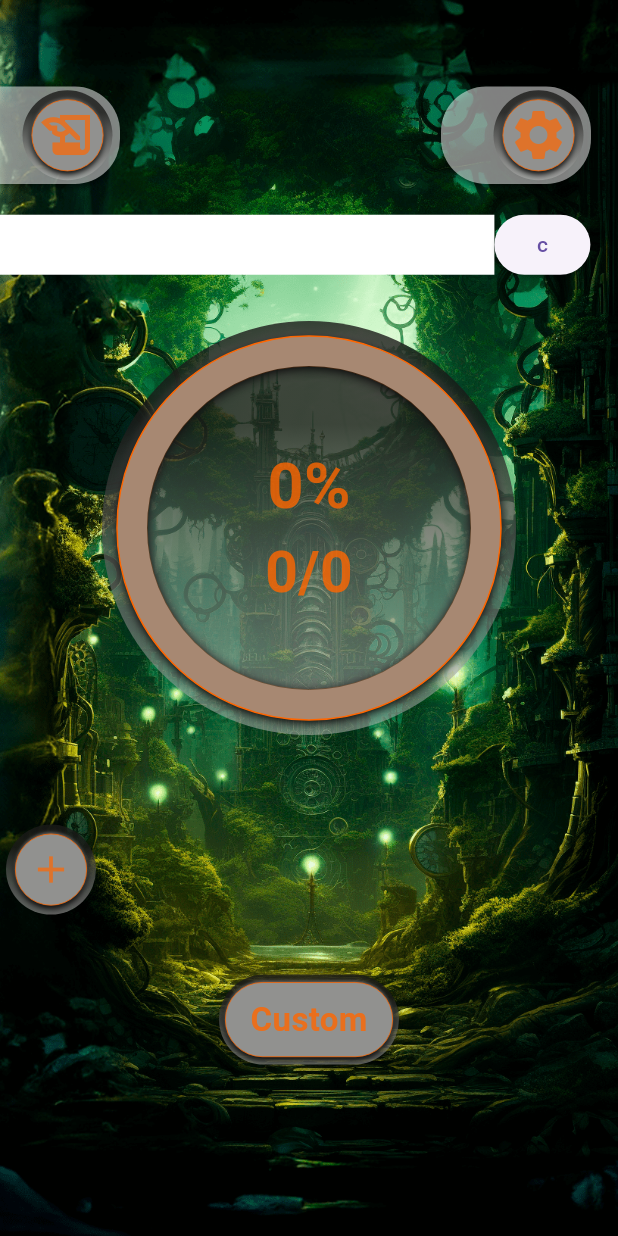
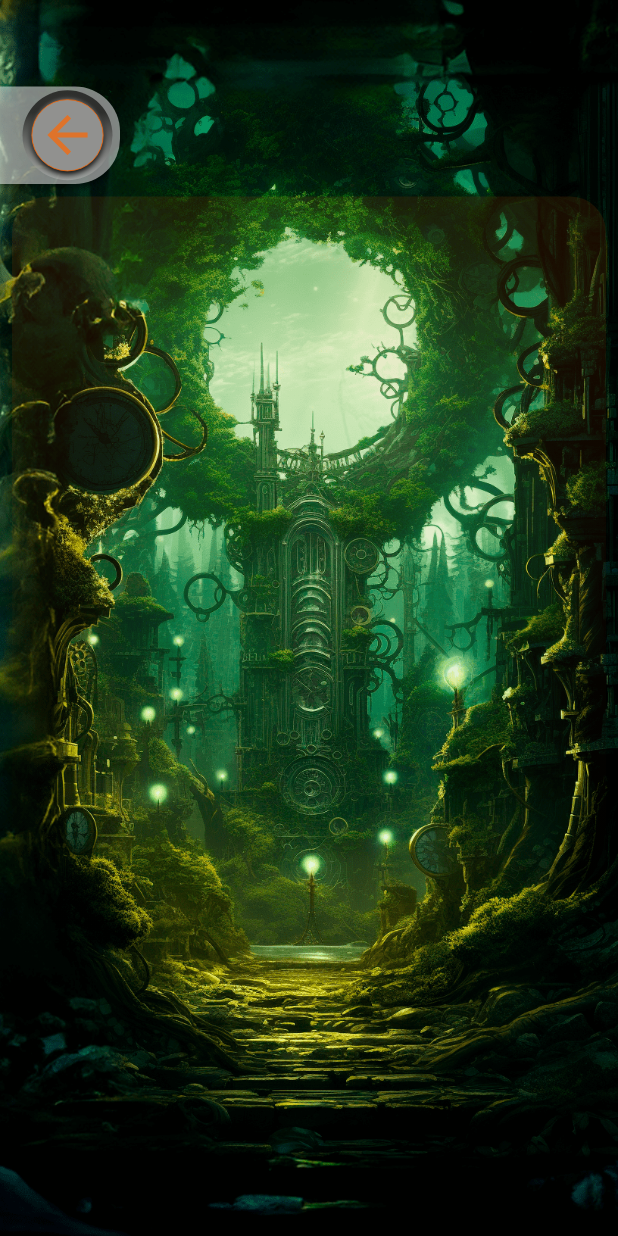
Before and after one commit to denissavishchev/today, a Flutter app: the WaterPage screen opened directly, after a tap on the "history edu" icon, on a phone screen of 412 x 824 dp. Run offline on Flutter 3.47's test engine with Material 3 defaults, Android fonts, the phone set to English and light mode, and no system bars; our stand-ins replace awesome_notifications, countup, hive, hive_flutter, percent_indicator; missing offline and left inert: flutter_ringtone_player, flutter_rounded_date_picker; accounts and stored records are empty.

Commit message:
water statistic page

```diff
--- a/lib/pages/add_dayly_page.dart
+++ b/lib/pages/add_dayly_page.dart
@@ -80,7 +80,7 @@ class AddDailyPage extends StatelessWidget {
                                   ),
                                 ),
                                 Stack(
-                                  alignment: Alignment.center,
+                      alignment: Alignment.center,
                                   children: [
                                     Container(
                                       width: 64,
--- a/lib/pages/daily_statistic_page.dart
+++ b/lib/pages/daily_statistic_page.dart
@@ -18,7 +18,8 @@ class DailyStatisticPage extends StatelessWidget {
     Size size = MediaQuery.of(context).size;
     return GestureDetector(
       onTap: () => FocusManager.instance.primaryFocus?.unfocus(),
-      child: Scaffold(body: Consumer<DailyProvider>(
+      child: Scaffold(
+          body: Consumer<DailyProvider>(
         builder: (context, data, _) {
           return ScrollConfiguration(
             behavior: const ScrollBehavior().copyWith(overscroll: false),
--- a/lib/pages/water_page.dart
+++ b/lib/pages/water_page.dart
@@ -2,6 +2,7 @@ import 'dart:ui';
 import 'package:flutter/material.dart';
 import 'package:hive_flutter/adapters.dart';
 import 'package:provider/provider.dart';
+import 'package:today/pages/water_statistic_page.dart';
 import 'package:today/providers/water_provider.dart';
 import '../constants.dart';
 import '../model/boxes.dart';
@@ -61,10 +62,10 @@ class WaterPage extends StatelessWidget {
                                 mainAxisAlignment: MainAxisAlignment.spaceBetween,
                                 children: [
                                   SideButtonWidget(
-                                    onTap: () {},
-                                    // Navigator.pushReplacement(context,
-                                    //     MaterialPageRoute(builder: (context) =>
-                                    //     const HabitStatisticPage())),
+                                    onTap: () =>
+                                    Navigator.pushReplacement(context,
+                                        MaterialPageRoute(builder: (context) =>
+                                        const WaterStatisticPage())),
                                     child: Icon(Icons.history_edu,
                                       color: kOrange.withOpacity(0.7),
                                       size: 40,),),
@@ -76,32 +77,6 @@ class WaterPage extends StatelessWidget {
                                 ],
                               ),
                               SizedBox(height: size.height * 0.02,),
-                              Row(
-                                children: [
-                                  Container(
-                                    color: Colors.white,
-                                    width: size.width * 0.8,
-                                    height: 40,
-                                    child: ListView.builder(
-                                      itemCount: daily.length,
-                                        itemBuilder: (context, index){
-                                          return Row(
-                                            mainAxisAlignment: MainAxisAlignment.spaceBetween,
-                                            children: [
-                                              Text('Day ${daily[index].dateMl}'),
-                                              Text('Portion ${daily[index].portionMl}'),
-                                              Text('Target ${daily[index].targetMl}'),
-                                              Text('${daily[index].percentMl}%'),
-                                            ],
-                                          );
-                                        }
-                                    ),
-                                  ),
-                                  ElevatedButton(
-                                      onPressed: () => Hive.box<WaterDailyModel>('water_daily').clear(),
-                                      child: const Text('c'))
-                                ],
-                              ),
                               SizedBox(
                                 width: size.width,
                                 height: size.height * 0.4,
--- /dev/null
+++ b/lib/pages/water_statistic_page.dart
@@ -0,0 +1,114 @@
+import 'dart:ui';
+import 'package:flutter/material.dart';
+import 'package:hive_flutter/adapters.dart';
+import 'package:provider/provider.dart';
+import '../constants.dart';
+import '../model/boxes.dart';
+import '../model/water_daily_model.dart';
+import '../providers/water_provider.dart';
+import '../widgets/bar_widget.dart';
+import '../widgets/side_button_widget.dart';
+import 'main_page.dart';
+
+class WaterStatisticPage extends StatelessWidget {
+  const WaterStatisticPage({Key? key}) : super(key: key);
+
+  @override
+  Widget build(BuildContext context) {
+    Size size = MediaQuery.of(context).size;
+    return GestureDetector(
+      onTap: () => FocusManager.instance.primaryFocus?.unfocus(),
+      child: Scaffold(
+          body: Consumer<WaterProvider>(
+            builder: (context, data, _) {
+              return ScrollConfiguration(
+                behavior: const ScrollBehavior().copyWith(overscroll: false),
+                child: SingleChildScrollView(
+                  child: Container(
+                    height: size.height,
+                    decoration: const BoxDecoration(
+                        image: DecorationImage(
+                            image: AssetImage('assets/images/bg04.png'),
+                            fit: BoxFit.cover)),
+                    child: BackdropFilter(
+                      filter: ImageFilter.blur(
+                        sigmaX: 0.1,
+                        sigmaY: 0.1,
+                      ),
+                      child: Padding(
+                          padding: EdgeInsets.only(top: size.height * 0.07),
+                          child: ValueListenableBuilder<Box<WaterDailyModel>>(
+                            valueListenable: Boxes.addWaterDailyToBase().listenable(),
+                            builder: (context, box, _){
+                              final water = box.values.toList().cast<WaterDailyModel>();
+                              water.sort((b, a) => a.dateMl.compareTo(b.dateMl));
+                              data.waterDaily = water;
+                              return Column(
+                                children: [
+                                  Row(
+                                    mainAxisAlignment: MainAxisAlignment.spaceBetween,
+                                    children: [
+                                      SideButtonWidget(
+                                        onTap: () {
+                                          activePage = 3;
+                                          mainPageController.initialPage = 3;
+                                          Navigator.push(
+                                              context,
+                                              MaterialPageRoute(
+                                                  builder: (context) =>
+                                                  const MainPage()));
+                                        },
+                                        child: Icon(
+                                          Icons.arrow_back,
+                                          color: kOrange.withOpacity(0.7),
+                                          size: 40,
+                                        ),
+                                      ),
+                                     const Spacer(),
+                                    ],
+                                  ),
+                                  SizedBox(
+                                    height: size.height * 0.01,
+                                  ),
+                                  Container(
+                                    clipBehavior: Clip.hardEdge,
+                                    margin: const EdgeInsets.symmetric(horizontal: 8),
+                                    height: size.height * 0.8,
+                                    decoration: BoxDecoration(
+                                      color: Colors.white,
+                                      borderRadius: const BorderRadius.all(Radius.circular(24)),
+                                      gradient: LinearGradient(
+                                          colors: [
+                                            kOrange.withOpacity(0.1),
+                                            Colors.transparent
+                                          ],
+                                          begin: Alignment.topCenter,
+                                          end: Alignment.bottomCenter,
+                                          stops: const [0.1, 0.8]
+                                      ),),
+                                    child: ScrollConfiguration(
+                                      behavior: const ScrollBehavior().copyWith(overscroll: false),
+                                      child: ListView.builder(
+                                          itemCount: water.length < 33 ? water.length : 33,
+                                          itemBuilder: (context, index) {
+                                            return BarWidget(
+                                              day: water[index].dateMl,
+                                              percent: water[index].percentMl,
+                                            );
+                                          }),
+                                    ),
+                                  ),
+                                ],
+                              );
+                            },
+                          )
+                      ),
+                    ),
+                  ),
+                ),
+              );
+            },
+          )),
+    );
+  }
+}
--- a/lib/providers/water_provider.dart
+++ b/lib/providers/water_provider.dart
@@ -17,6 +17,7 @@ class WaterProvider with ChangeNotifier {
   TimeOfDay initialWakeUpTime = const TimeOfDay(hour: 8, minute: 00);
   TimeOfDay initialBedTime = const TimeOfDay(hour: 22, minute: 00);
   List<int> ml = [];
+  List<WaterDailyModel> waterDaily = [];
 
   Future addButton(int value) async{
     final button = ButtonsModel()
```
Also changed, not shown: pubspec.lock.
